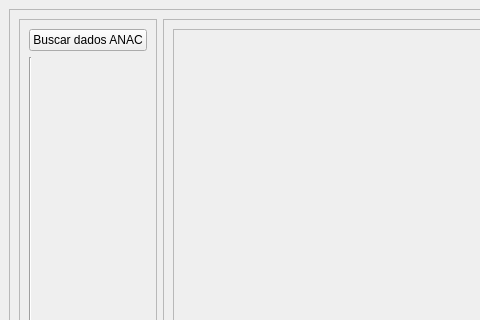
First picture: the form in screen_ui/start.ui, repository marcoswb/brazil-air-traffic-analysis, before the edit; both pictures show x 0 to 480 and y 0 to 320 of the 938 by 576 pixel window.
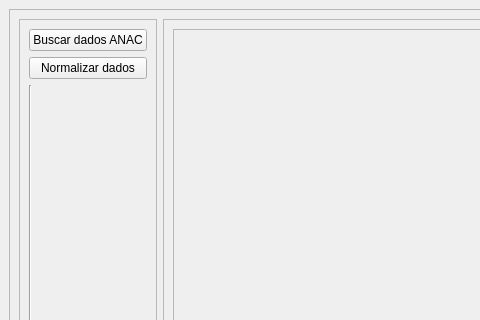
Second picture: the form after the edit.

Commit message: normalizar dados

```diff
--- a/screen_ui/start.ui
+++ b/screen_ui/start.ui
@@ -52,6 +52,13 @@
             </property>
            </widget>
           </item>
+          <item>
+           <widget class="QPushButton" name="button_normalize_data">
+            <property name="text">
+             <string>Normalizar dados</string>
+            </property>
+           </widget>
+          </item>
           <item>
            <widget class="Line" name="line">
             <property name="orientation">
```
Left out of the diff: 2 changed lines with no effect on the pictures. The commit also changes 5 other files.
